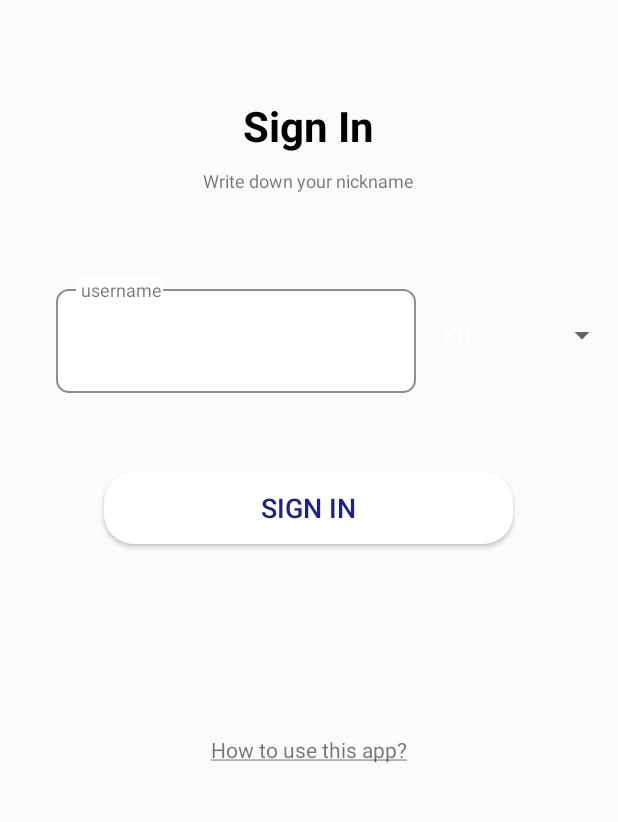
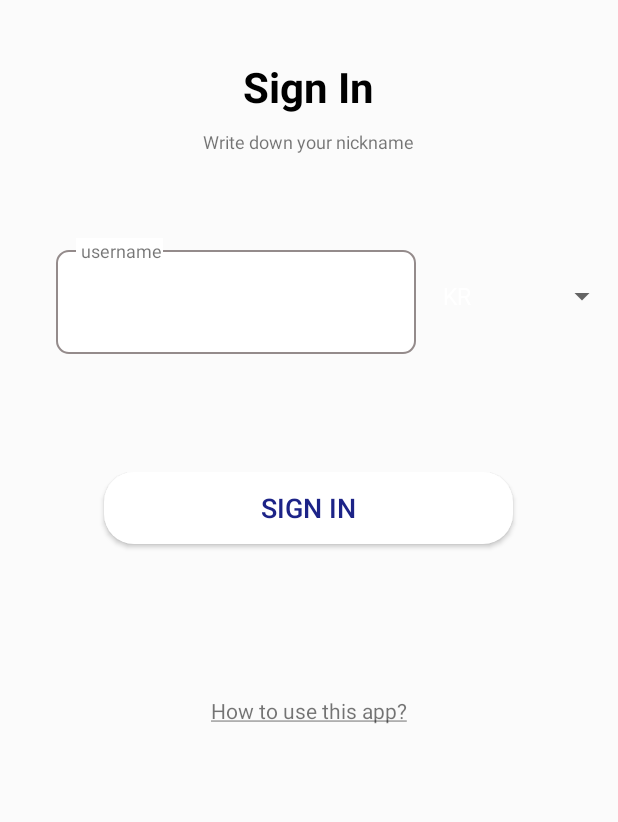
Before and after one commit to PH5555/Spell-R-skill-Timer, an Android app: the screen it shows after launch (LoginActivity), on a phone screen of 412 x 824 dp, the part 412-1234 px from its top. Run offline under Robolectric (Android 15) with nearby library versions, the phone set to English and light mode, and no system bars.

Commit message:
2020.04.14

```diff
--- a/app/src/main/res/layout/activity_login.xml
+++ b/app/src/main/res/layout/activity_login.xml
@@ -43,7 +43,7 @@
     <LinearLayout
         android:layout_width="match_parent"
         android:layout_height="0px"
-        android:layout_weight="45"/>
+        android:layout_weight="25"/>
 
     <LinearLayout
         android:orientation="horizontal"
@@ -159,7 +159,7 @@
     <LinearLayout
         android:layout_width="match_parent"
         android:layout_height="0px"
-        android:layout_weight="41"/>
+        android:layout_weight="61"/>
 
     <LinearLayout
         android:weightSum="360"
@@ -193,7 +193,7 @@
     <LinearLayout
         android:layout_width="match_parent"
         android:layout_height="0px"
-        android:layout_weight="83"/>
+        android:layout_weight="63"/>
 
     <LinearLayout
         android:layout_width="match_parent"
@@ -226,7 +226,7 @@
     <LinearLayout
         android:layout_width="match_parent"
         android:layout_height="0px"
-        android:layout_weight="28"/>
+        android:layout_weight="48"/>
 
 
 </LinearLayout>
```
